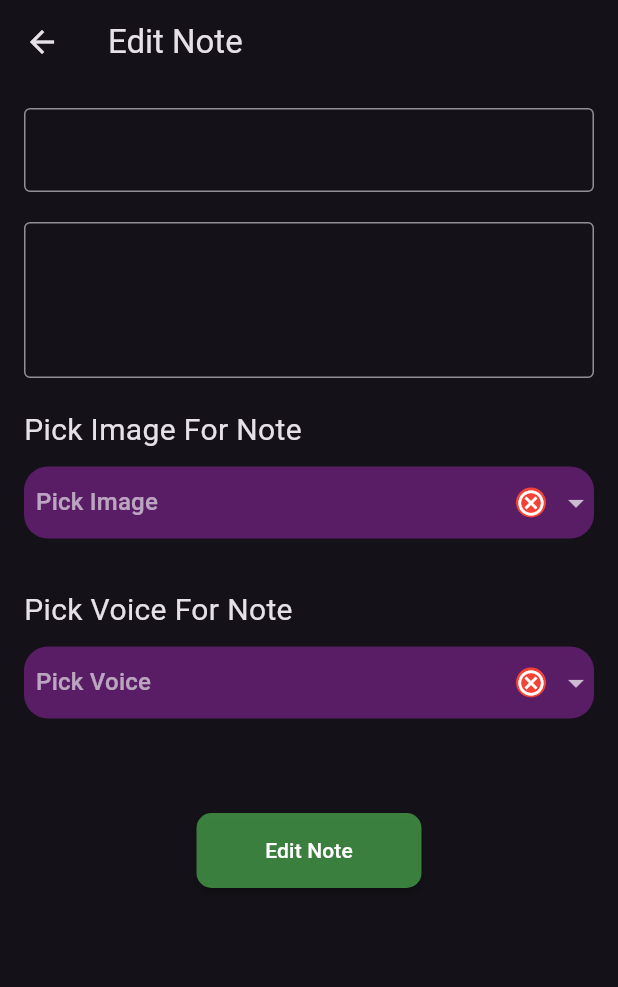
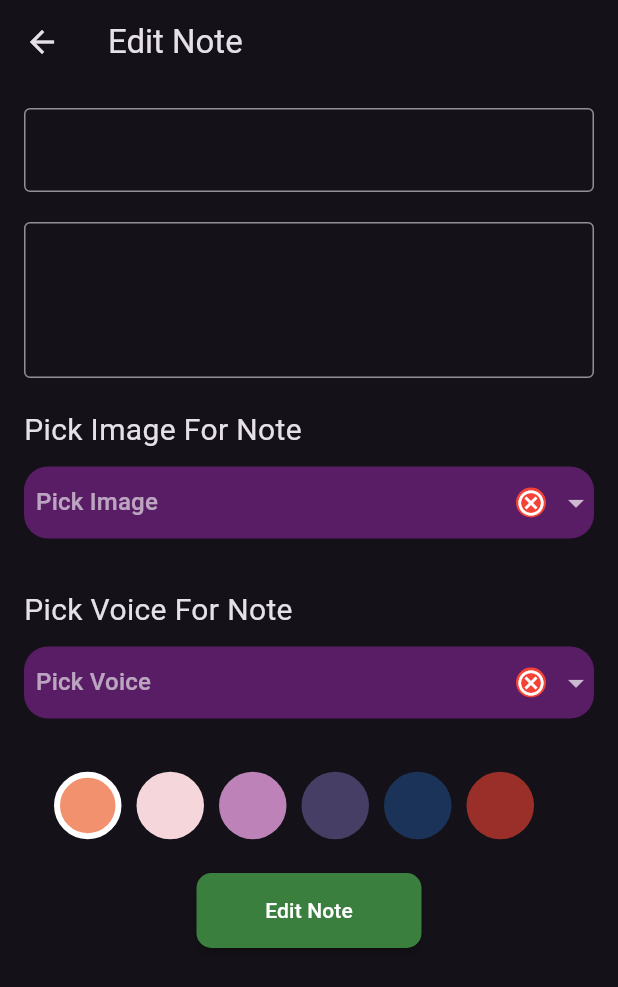
Before and after one commit to MohamedRefaat90/NotesApp, a Flutter app: the EditNote screen opened directly with empty values, after a tap on "Edit Note", on a phone screen of 412 x 824 dp. Shown: the top 987 px of the screen. Run offline on Flutter 3.47's test engine with Material 2 defaults, Android fonts, the phone set to English and light mode, and no system bars; our stand-ins replace bloc, file_picker, flutter_bloc, hive, hive_flutter, image_picker; missing offline and left inert: audio_waveforms; accounts and stored records are empty.

Commit message:
finsh Edit Note Page

```diff
--- a/lib/View/AddNote/Widgets/ColorPallate.dart
+++ b/lib/View/AddNote/Widgets/ColorPallate.dart
@@ -34,7 +34,7 @@ class _ColorPallateState extends State<ColorPallate> {
             },
             child:
                 AnimatedContainer(
-                  duration: const Duration(milliseconds: 100),
+                  duration: const Duration(milliseconds: 150),
                     width: 45,
                     height: 45,
                     decoration: BoxDecoration(
--- a/lib/View/EditNote/EditNote.dart
+++ b/lib/View/EditNote/EditNote.dart
@@ -2,8 +2,11 @@ import 'package:flutter/material.dart';
 import 'package:flutter_bloc/flutter_bloc.dart';
 import 'package:notes/View/AddNote/AddNote_cubit/add_note_cubit.dart';
 import 'package:notes/View/EditNote/Widgets/NoteField.dart';
+import 'package:notes/View/NotesView/NoteView_cubit/notes_view_cubit.dart';
 
 import '../../Models/NoteModel.dart';
+import '../../constants.dart';
+import '../AddNote/Widgets/ColorPallate.dart';
 import '../AddNote/Widgets/pickImageFile.dart';
 import '../AddNote/Widgets/pickVoiceFile.dart';
 import 'Widgets/editButton.dart';
@@ -50,14 +53,23 @@ class _EditNoteState extends State<EditNote> {
                 const pickImageFile(),
                 const SizedBox(height: 20),
                 const pickVoiceFile(),
-                const SizedBox(height: 50),
+                const SizedBox(height: 20),
+                const ColorPallate(),
+                const SizedBox(height: 20),
                 EditButton(
                   press: () {
                     note.title = title ?? note.title;
                     note.note = description ?? note.note;
-                    note.image = BlocProvider.of<AddNoteCubit>(context).imgNote ?? note.image;
-                    note.record = BlocProvider.of<AddNoteCubit>(context).voiceNote ?? note.record;
+                    note.image =
+                        BlocProvider.of<AddNoteCubit>(context).imgNote == ''
+                            ? note.image
+                            : BlocProvider.of<AddNoteCubit>(context).imgNote;
+                    note.record =
+                        BlocProvider.of<AddNoteCubit>(context).voiceNote ??
+                            note.record;
+                    note.color = noteColors[BlocProvider.of<AddNoteCubit>(context).selectedColor];
                     note.save();
+                    BlocProvider.of<NotesViewCubit>(context).fetchAllNotes();
                     Navigator.of(context).pop();
                     Navigator.of(context).pop();
                   },
--- a/lib/View/NotesView/Widgets/Note.dart
+++ b/lib/View/NotesView/Widgets/Note.dart
@@ -18,7 +18,7 @@ class Note extends StatelessWidget {
       onTap: () {
         Navigator.of(context).pushNamed(NotesDetailes.id, arguments: note);
       },
-      onLongPress: () {
+      onDoubleTap: () {
         CoolAlert.show(
           context: context,
           type: CoolAlertType.warning,
@@ -38,6 +38,8 @@ class Note extends StatelessWidget {
         decoration: BoxDecoration(
             color: Color(note.color!),
             borderRadius: BorderRadius.circular(16)),
+        child: DefaultTextStyle(
+          style: const TextStyle(color: Colors.white),
           child: Column(
             crossAxisAlignment: CrossAxisAlignment.start,
             children: [
@@ -57,6 +59,7 @@ class Note extends StatelessWidget {
             ],
           ),
         ),
+      ),
     );
   }
 }
```
Also changed, not shown: lib/View/NotesView/NotesView.dart (+18 -23 lines), lib/View/NotesView/Widgets/appBar.dart (added, +25 -0 lines). Lines whose indentation alone changed are shown as unchanged.
